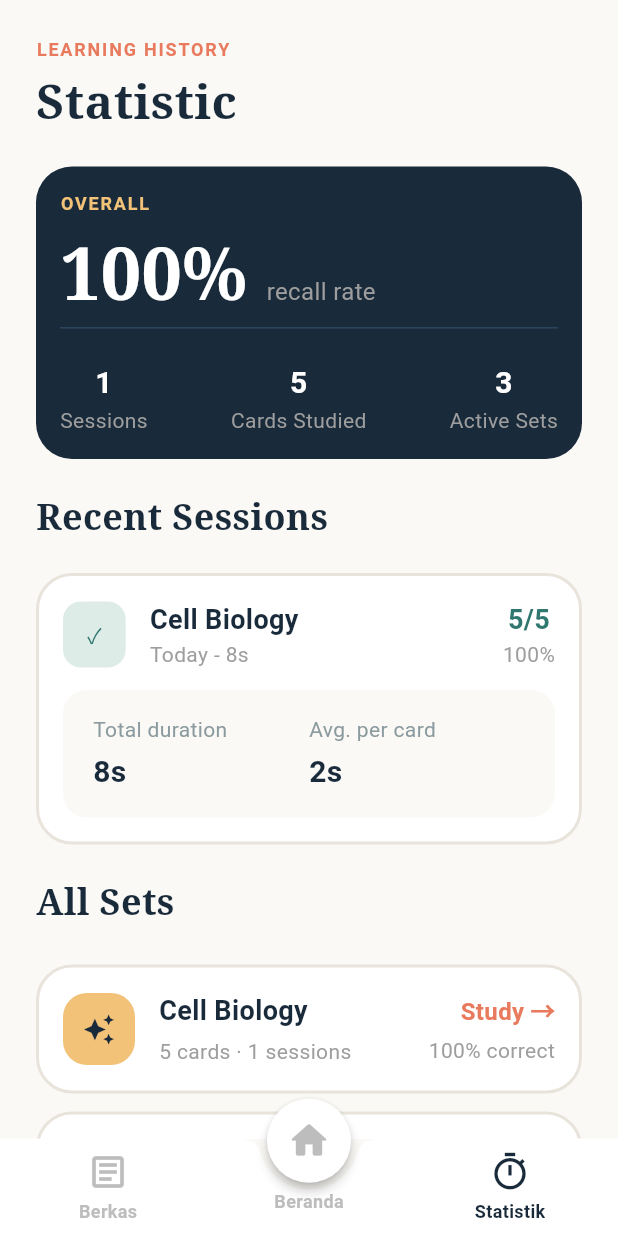
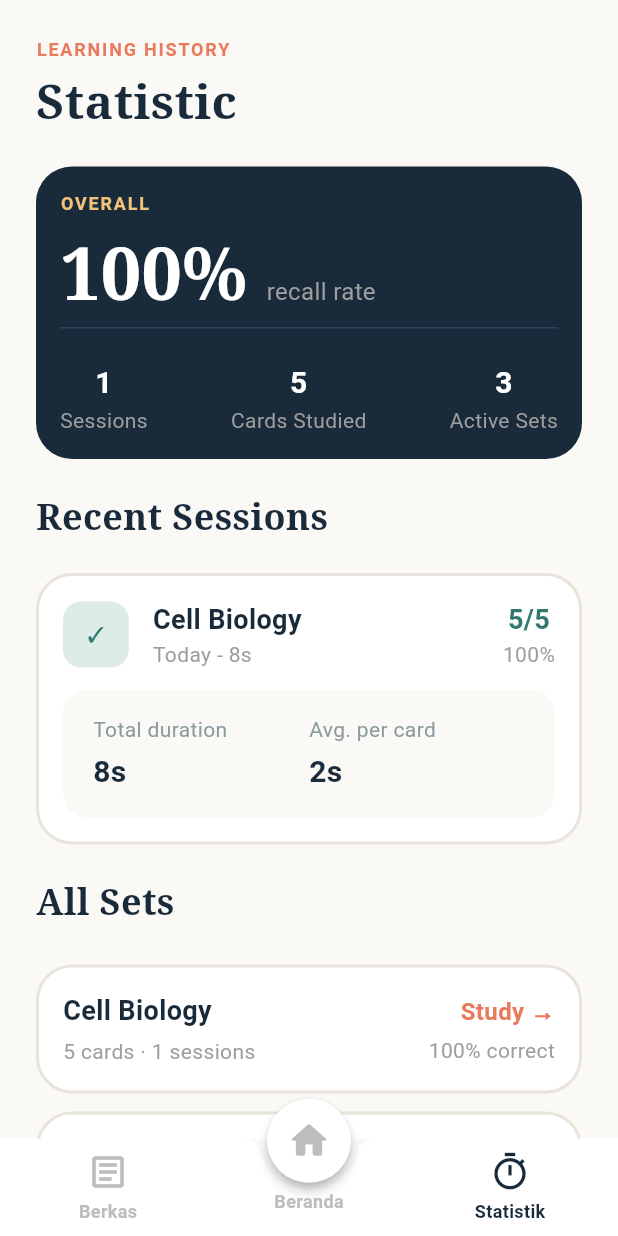
Before and after one commit to Ahmadmapple/Flashmind, a Flutter app: the screen it shows after launch, after a tap on "Berkas", after a tap on "Statistik", on a phone screen of 412 x 824 dp. Run offline on Flutter 3.47's test engine with Material 3 defaults, Android fonts, the phone set to English and light mode, and no system bars.

Commit message:
mengubah serta memperbaiki beberapa hal

```diff
--- a/lib/main.dart
+++ b/lib/main.dart
@@ -371,6 +371,7 @@ class _HomeView extends StatelessWidget {
               decoration: BoxDecoration(
                 color: Colors.white,
                 borderRadius: BorderRadius.circular(24),
+                border: Border.all(color: const Color(0xFFE8E4DB), width: 2),
               ),
               child: Column(
                 children: [
@@ -433,16 +434,12 @@ class _HomeView extends StatelessWidget {
             ),
             const SizedBox(height: 16),
             _buildMissedCardItem(
-              iconText: 'あ',
-              iconColor: const Color(0xFFA8D5BA),
               title: 'Bahasa Jepang',
               subtitle: 'Last studied 6 days ago',
               dueText: '16 due',
             ),
             const SizedBox(height: 12),
             _buildMissedCardItem(
-              iconText: 'C',
-              iconColor: const Color(0xFFD5C4EB),
               title: 'Organic Chemistry',
               subtitle: 'Last studied 8 days ago',
               dueText: '5 due',
@@ -466,8 +463,6 @@ class _HomeView extends StatelessWidget {
   }
 
   Widget _buildMissedCardItem({
-    required String iconText,
-    required Color iconColor,
     required String title,
     required String subtitle,
     required String dueText,
@@ -477,21 +472,10 @@ class _HomeView extends StatelessWidget {
       decoration: BoxDecoration(
         color: Colors.white,
         borderRadius: BorderRadius.circular(20),
+        border: Border.all(color: const Color(0xFFE8E4DB), width: 2),
       ),
       child: Row(
         children: [
-          CircleAvatar(
-            radius: 20,
-            backgroundColor: iconColor,
-            child: Text(
-              iconText,
-              style: const TextStyle(
-                color: Color(0xFF192A3A),
-                fontWeight: FontWeight.bold,
-              ),
-            ),
-          ),
-          const SizedBox(width: 16),
           Expanded(
             child: Column(
               crossAxisAlignment: CrossAxisAlignment.start,
--- a/lib/pages/berkas_page.dart
+++ b/lib/pages/berkas_page.dart
@@ -4,7 +4,6 @@ class BerkasPage extends StatelessWidget {
   const BerkasPage({super.key});
 
   static const Color _primaryColor = Color(0xFF192A3A);
-  static const Color _accentColor = Color(0xFFF3C279);
 
   static const List<_FlashcardSet> _sets = [
     _FlashcardSet(
@@ -33,7 +32,7 @@ class BerkasPage extends StatelessWidget {
           child: SafeArea(
             top: false,
             child: SingleChildScrollView(
-              padding: const EdgeInsets.fromLTRB(20, 18, 20, 32),
+              padding: const EdgeInsets.fromLTRB(20, 16, 20, 32),
               child: Column(
                 crossAxisAlignment: CrossAxisAlignment.start,
                 children: [
@@ -58,20 +57,33 @@ class BerkasPage extends StatelessWidget {
     final double statusBarHeight = MediaQuery.of(context).padding.top;
     return Container(
       width: double.infinity,
-      padding: EdgeInsets.fromLTRB(20, statusBarHeight + 18, 20, 20),
-      decoration: const BoxDecoration(color: _accentColor),
+      padding: EdgeInsets.fromLTRB(20, statusBarHeight + 18, 20, 0),
       child: Row(
+        mainAxisAlignment: MainAxisAlignment.spaceBetween,
         children: [
-          const Expanded(
-            child: Text(
+          const Column(
+            crossAxisAlignment: CrossAxisAlignment.start,
+            children: [
+              Text(
+                'YOUR COLLECTION',
+                style: TextStyle(
+                  fontSize: 12,
+                  fontWeight: FontWeight.bold,
+                  color: Color(0xFFE87A5D),
+                  letterSpacing: 1.2,
+                ),
+              ),
+              Text(
                 'Berkas',
                 style: TextStyle(
+                  letterSpacing: 1.2,
                   color: _primaryColor,
                   fontSize: 32,
                   fontWeight: FontWeight.bold,
                   fontFamily: 'serif',
                 ),
               ),
+            ],
           ),
           ElevatedButton(
             // To do: hubungkan ke alur "Tambah Set" saat sudah tersedia.
@@ -89,7 +101,7 @@ class BerkasPage extends StatelessWidget {
               ),
             ),
             child: const Text(
-              'Tambah Set',
+              '+ New Set',
               style: TextStyle(fontSize: 13, fontWeight: FontWeight.bold),
             ),
           ),
@@ -101,9 +113,9 @@ class BerkasPage extends StatelessWidget {
   Widget _buildFilterRow() {
     return Row(
       children: [
-        _FilterChip(label: 'Semua Set', selected: true, onPressed: () {}),
+        _FilterChip(label: 'All Set', selected: true, onPressed: () {}),
         const SizedBox(width: 10),
-        _FilterChip(label: 'Perlu Diulas', selected: false, onPressed: () {}),
+        _FilterChip(label: 'Need Review', selected: false, onPressed: () {}),
       ],
     );
   }
@@ -124,8 +136,8 @@ class _FlashcardSetCard extends StatelessWidget {
       padding: const EdgeInsets.fromLTRB(14, 12, 14, 12),
       decoration: BoxDecoration(
         color: Colors.white,
-        border: Border.all(color: Colors.black26, width: 0.8),
-        borderRadius: BorderRadius.circular(20),
+        border: Border.all(color: const Color(0xFFE8E4DB), width: 2),
+        borderRadius: BorderRadius.circular(24),
       ),
       child: Column(
         crossAxisAlignment: CrossAxisAlignment.start,
@@ -140,12 +152,11 @@ class _FlashcardSetCard extends StatelessWidget {
                     color: _primaryColor,
                     fontSize: 23,
                     fontWeight: FontWeight.bold,
-                    fontFamily: 'serif',
                   ),
                 ),
               ),
               Text(
-                '${set.cardCount} kartu',
+                '${set.cardCount} card',
                 style: const TextStyle(color: Colors.grey, fontSize: 12),
               ),
             ],
@@ -160,16 +171,30 @@ class _FlashcardSetCard extends StatelessWidget {
             mainAxisAlignment: MainAxisAlignment.spaceBetween,
             children: [
               _CardActionButton(
-                label: 'Kelola Set',
+                label: 'Edit Set',
                 backgroundColor: _accentColor,
                 foregroundColor: _primaryColor,
                 onPressed: () {},
               ),
-              _CardActionButton(
-                label: 'Mulai Belajar',
-                backgroundColor: _primaryColor,
-                foregroundColor: Colors.white,
+
+              TextButton(
                 onPressed: () {},
+                style: TextButton.styleFrom(
+                  padding: const EdgeInsets.only(
+                    left: 12,
+                    right: 0,
+                  ),
+                  minimumSize: Size.zero,
+                  tapTargetSize: MaterialTapTargetSize.shrinkWrap,
+                ),
+                child: const Text(
+                  'Study →',
+                  style: TextStyle(
+                    fontSize: 16,
+                    fontWeight: FontWeight.bold,
+                    color: Color(0xFFE87A5D),
+                  ),
+                ),
               ),
             ],
           ),
@@ -203,7 +228,7 @@ class _CardActionButton extends StatelessWidget {
         minimumSize: const Size(0, 30),
         padding: const EdgeInsets.symmetric(horizontal: 15, vertical: 10),
         shape: RoundedRectangleBorder(borderRadius: BorderRadius.circular(20)),
-        textStyle: const TextStyle(fontSize: 13, fontWeight: FontWeight.bold),
+        textStyle: const TextStyle(fontSize: 16, fontWeight: FontWeight.bold),
       ),
       child: Text(label),
     );
@@ -222,7 +247,6 @@ class _FilterChip extends StatelessWidget {
   final VoidCallback onPressed;
 
   static const Color _primaryColor = Color(0xFF192A3A);
-  static const Color _accentColor = Color(0xFFF3C279);
 
   @override
   Widget build(BuildContext context) {
@@ -231,7 +255,7 @@ class _FilterChip extends StatelessWidget {
       style: OutlinedButton.styleFrom(
         backgroundColor: selected ? _primaryColor : Colors.white,
         foregroundColor: selected ? Colors.white : _primaryColor,
-        side: BorderSide(color: selected ? _primaryColor : Colors.black26),
+        side: BorderSide(color: selected ? _primaryColor : const Color(0xFFE8E4DB), width: 1.5),
         elevation: 0,
         minimumSize: const Size(0, 32),
         padding: const EdgeInsets.symmetric(horizontal: 13, vertical: 7),
--- a/lib/pages/statistic_page.dart
+++ b/lib/pages/statistic_page.dart
@@ -293,12 +293,6 @@ class StatisticPage extends StatelessWidget {
 
             // Card 1: Cell Biology
             _buildSetCard(
-              iconWidget: const Icon(
-                Icons.auto_awesome,
-                color: Color(0xFF192A3A),
-                size: 22,
-              ),
-              iconBgColor: const Color(0xFFF3C279),
               title: 'Cell Biology',
               subtitle: '5 cards · 1 sessions',
               rightAction: 'Study →',
@@ -308,15 +302,6 @@ class StatisticPage extends StatelessWidget {
 
             // Card 2: Japanese Language
             _buildSetCard(
-              iconWidget: const Text(
-                'あ',
-                style: TextStyle(
-                  color: Color(0xFF192A3A),
-                  fontWeight: FontWeight.bold,
-                  fontSize: 20,
-                ),
-              ),
-              iconBgColor: const Color(0xFFA8D5BA),
               title: 'Japanese Language',
               subtitle: '5 cards · 0 sessions',
               rightAction: 'Study →',
@@ -325,12 +310,6 @@ class StatisticPage extends StatelessWidget {
 
             // Card 3: Organic Chemistry
             _buildSetCard(
-              iconWidget: const Icon(
-                Icons.hexagon_outlined,
-                color: Color(0xFF192A3A),
-                size: 22,
-              ),
-              iconBgColor: const Color(0xFFD5C4EB),
               title: 'Organic Chemistry',
               subtitle: '3 cards · 0 sessions',
               rightAction: 'Study →',
@@ -342,10 +321,7 @@ class StatisticPage extends StatelessWidget {
     );
   }
 
-  // Reusable Helper Widget for Set Cards
   Widget _buildSetCard({
-    required Widget iconWidget,
-    required Color iconBgColor,
     required String title,
     required String subtitle,
     required String rightAction,
@@ -360,16 +336,6 @@ class StatisticPage extends StatelessWidget {
       ),
       child: Row(
         children: [
-          Container(
-            width: 48,
-            height: 48,
-            decoration: BoxDecoration(
-              color: iconBgColor,
-              borderRadius: BorderRadius.circular(16),
-            ),
-            child: Center(child: iconWidget),
-          ),
-          const SizedBox(width: 16),
           Expanded(
             child: Column(
               crossAxisAlignment: CrossAxisAlignment.start,
```
Lines whose indentation alone changed are shown as unchanged.
